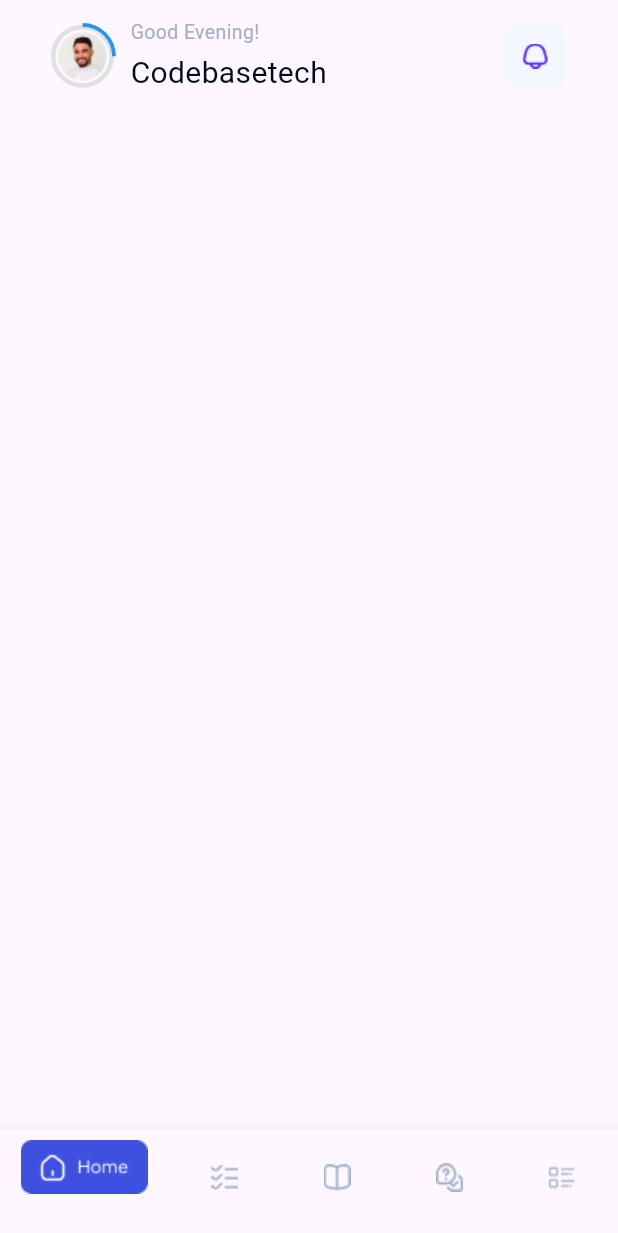
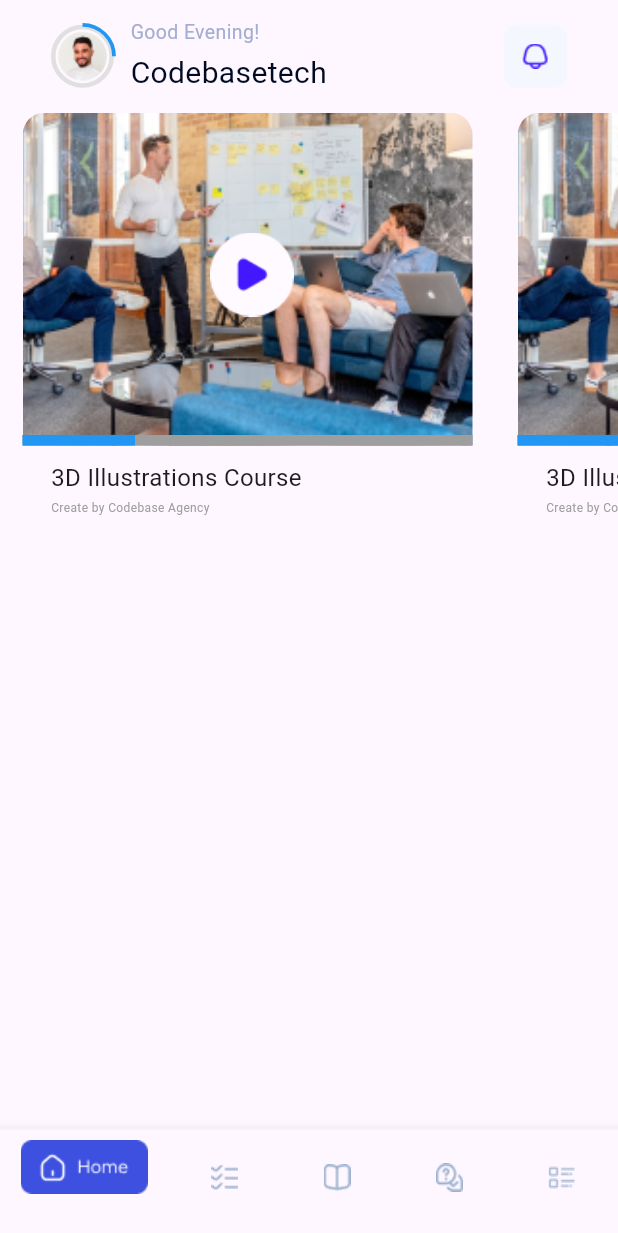
Before and after one commit to amrnooour/cources, a Flutter app: the HomeView screen opened by its route, on a phone screen of 412 x 824 dp. Shown: the top 1233 px of the screen. Run offline on Flutter 3.47's test engine with Material 3 defaults, Android fonts, the phone set to English and light mode, and no system bars; our stand-ins replace flutter_bloc, go_router, shared_preferences, smooth_page_indicator, video_player; accounts and stored records are empty; network calls fail.

Commit message:
create list video item

```diff
--- /dev/null
+++ b/lib/features/home/presentation/views/widgets/custom_list_video.dart
@@ -0,0 +1,23 @@
+import 'package:cources/core/utils/app_assets.dart';
+import 'package:cources/features/home/presentation/views/widgets/custom_video_item.dart';
+import 'package:flutter/widgets.dart';
+
+class CustomListVideo extends StatelessWidget {
+  const CustomListVideo({super.key});
+
+  @override
+  Widget build(BuildContext context) {
+    double height = MediaQuery.of(context).size.height;
+    double width = MediaQuery.of(context).size.width;
+    return SizedBox(
+      height: height*.4,
+      width: width,
+      child: ListView.builder(
+        scrollDirection: Axis.horizontal,
+        itemCount: 3,
+        itemBuilder: (context, index) =>
+        const CustomVideoItem(imageUrl: AppAssets.testImage,
+         progress: .25),),
+    );
+  }
+}
--- /dev/null
+++ b/lib/features/home/presentation/views/widgets/custom_video_item.dart
@@ -0,0 +1,77 @@
+import 'package:cources/core/utils/app_assets.dart';
+import 'package:flutter/material.dart';
+
+class CustomVideoItem extends StatelessWidget {
+  final String imageUrl;
+  final double progress;
+  const CustomVideoItem(
+      {super.key, required this.imageUrl, required this.progress});
+
+  @override
+  Widget build(BuildContext context) {
+    return SizedBox(
+      height: 300,
+      width: 330,
+      child: Padding(
+        padding: const EdgeInsets.only(left: 15),
+        child: Column(
+          crossAxisAlignment: CrossAxisAlignment.start,
+          children: [
+            Stack(
+              children: [
+                ClipRRect(
+                  borderRadius: const BorderRadius.only(
+                      topLeft: Radius.circular(15),
+                      topRight: Radius.circular(15)),
+                  child: Image.asset(
+                    imageUrl,
+                    width: 300,
+                    height: 222,
+                    fit: BoxFit.cover,
+                  ),
+                ),
+                Positioned(
+                    left: 125,
+                    top: 80,
+                    child: Image.asset(AppAssets.playButton)),
+                Positioned(
+                  bottom: 0,
+                  child: SizedBox(
+                    width: 300,
+                    height: 7,
+                    child: LinearProgressIndicator(
+                      value: progress,
+                      valueColor:
+                          const AlwaysStoppedAnimation<Color>(Colors.blue),
+                      backgroundColor: Colors.grey,
+                    ),
+                  ),
+                ),
+              ],
+            ),
+            const SizedBox(
+              height: 10,
+            ),
+            const Padding(
+              padding: EdgeInsets.symmetric(horizontal: 19),
+              child: Text(
+                "3D Illustrations Course",
+                style: TextStyle(fontSize: 16),
+              ),
+            ),
+            const SizedBox(
+              height: 3,
+            ),
+            const Padding(
+              padding: EdgeInsets.symmetric(horizontal: 19),
+              child: Text(
+                "Create by Codebase Agency",
+                style: TextStyle(fontSize: 8, color: Colors.grey),
+              ),
+            ),
+          ],
+        ),
+      ),
+    );
+  }
+}
--- a/lib/features/home/presentation/views/widgets/home_view_body.dart
+++ b/lib/features/home/presentation/views/widgets/home_view_body.dart
@@ -1,4 +1,5 @@
 import 'package:cources/features/home/presentation/views/widgets/custom_appbar.dart';
+import 'package:cources/features/home/presentation/views/widgets/custom_list_video.dart';
 import 'package:flutter/widgets.dart';
 
 class HomeViewBody extends StatelessWidget {
@@ -7,9 +8,12 @@ class HomeViewBody extends StatelessWidget {
   @override
   Widget build(BuildContext context) {
     return const SafeArea(
-      child: Column(children: [
-        CustomAppbar(),
-      ],),
+      child: Column(
+        children: [
+          CustomAppbar(),
+          CustomListVideo()
+        ],
+      ),
     );
   }
 }
--- a/pubspec.yaml
+++ b/pubspec.yaml
@@ -40,6 +40,7 @@ dependencies:
   flutter_bloc: ^8.1.6
   video_player: ^2.9.1
   chewie: ^1.8.1
+  shared_preferences: ^2.2.3
 
 dev_dependencies:
   flutter_test:
```
Also changed, not shown: lib/features/home/presentation/views/widgets/videoplayer_screen.dart (added, +120 -0 lines), assets/Medium_Traffic.png (added), pubspec.lock, 1 other file.
